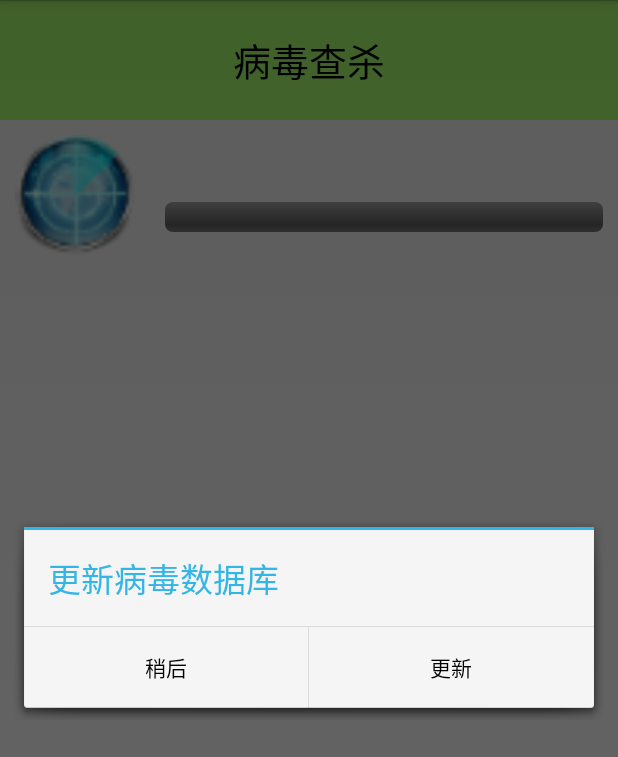
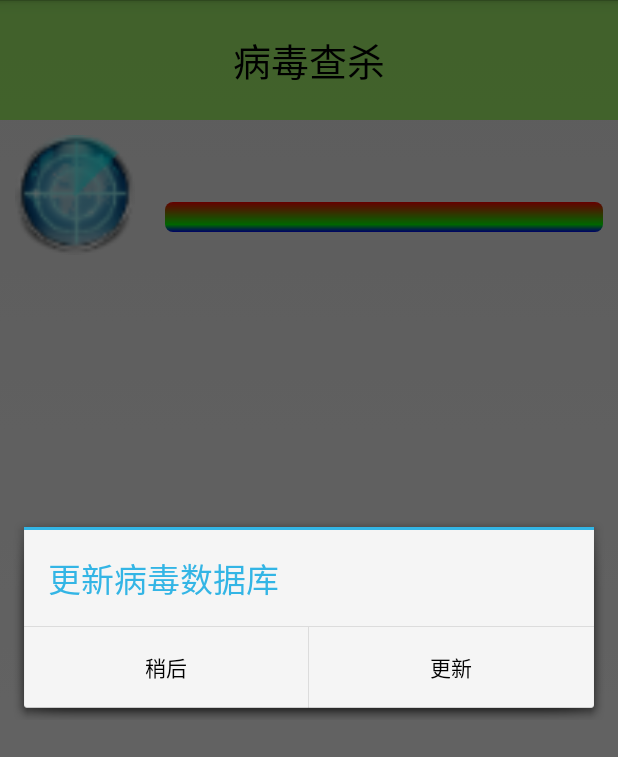
Before and after one commit to silionXi/MobileSafe, an Android app: the AntivirusActivity screen opened directly, with no data from a screen before it, on a phone screen of 412 x 824 dp. Shown: the top 757 px of the screen. Run offline under Robolectric (Android 15) with nearby library versions, the phone set to English and light mode, and no system bars.

Commit message:
Custom progress bar style

```diff
--- /dev/null
+++ b/app/src/main/res/drawable/progress_horizontal.xml
@@ -0,0 +1,51 @@
+<?xml version="1.0" encoding="utf-8"?>
+<!-- Copyright (C) 2008 The Android Open Source Project
+
+     Licensed under the Apache License, Version 2.0 (the "License");
+     you may not use this file except in compliance with the License.
+     You may obtain a copy of the License at
+
+          http://www.apache.org/licenses/LICENSE-2.0
+
+     Unless required by applicable law or agreed to in writing, software
+     distributed under the License is distributed on an "AS IS" BASIS,
+     WITHOUT WARRANTIES OR CONDITIONS OF ANY KIND, either express or implied.
+     See the License for the specific language governing permissions and
+     limitations under the License.
+-->
+
+<layer-list xmlns:android="http://schemas.android.com/apk/res/android">
+
+    <item android:id="@android:id/background">
+        <shape>
+            <corners android:radius="5dip"/>
+            <gradient
+                android:angle="270"
+                android:centerColor="#00ff00"
+                android:centerY="0.75"
+                android:endColor="#0000ff"
+                android:startColor="#ff0000"
+                />
+        </shape>
+    </item>
+
+    <item android:id="@android:id/secondaryProgress">
+        <clip>
+            <shape>
+                <corners android:radius="5dip"/>
+                <gradient
+                    android:angle="270"
+                    android:centerColor="#80ffb600"
+                    android:centerY="0.75"
+                    android:endColor="#a0ffcb00"
+                    android:startColor="#80ffd300"
+                    />
+            </shape>
+        </clip>
+    </item>
+
+    <item
+        android:id="@android:id/progress"
+        android:drawable="@drawable/appmanager_run_icon"/>
+
+</layer-list>
--- /dev/null
+++ b/app/src/main/res/drawable/progress_medium_white.xml
@@ -0,0 +1,23 @@
+<?xml version="1.0" encoding="utf-8"?>
+<!--
+/*
+**
+** Copyright 2009, The Android Open Source Project
+**
+** Licensed under the Apache License, Version 2.0 (the "License");
+** you may not use this file except in compliance with the License.
+** You may obtain a copy of the License at
+**
+**     http://www.apache.org/licenses/LICENSE-2.0
+**
+** Unless required by applicable law or agreed to in writing, software
+** distributed under the License is distributed on an "AS IS" BASIS,
+** WITHOUT WARRANTIES OR CONDITIONS OF ANY KIND, either express or implied.
+** See the License for the specific language governing permissions and
+** limitations under the License.
+*/
+-->
+<animated-rotate xmlns:android="http://schemas.android.com/apk/res/android"
+                 android:drawable="@drawable/launcher_ic"
+                 android:pivotX="50%"
+                 android:pivotY="50%"/>
--- a/app/src/main/res/layout/activity_antivirus.xml
+++ b/app/src/main/res/layout/activity_antivirus.xml
@@ -47,7 +47,7 @@
 
             <ProgressBar
                 android:id="@+id/pbScanning"
-                style="@android:style/Widget.ProgressBar.Horizontal"
+                style="@style/MyProgressBar.Horizontal"
                 android:layout_width="match_parent"
                 android:layout_height="wrap_content"
                 android:layout_marginTop="20dp"/>
--- a/app/src/main/res/layout/activity_launcher.xml
+++ b/app/src/main/res/layout/activity_launcher.xml
@@ -21,6 +21,7 @@
 
     <ProgressBar
         android:id="@+id/progressBar"
+        style="@style/MyProgressBar"
         android:layout_width="wrap_content"
         android:layout_height="wrap_content"
         android:layout_below="@id/versionTextView"
--- a/app/src/main/res/values-v11/styles.xml
+++ b/app/src/main/res/values-v11/styles.xml
@@ -6,4 +6,11 @@
         <item name="android:windowNoTitle">true</item>
     </style>
 
+    <style name="MyProgressBar" parent="android:Widget.ProgressBar">
+        <item name="android:indeterminateDrawable">@drawable/progress_medium_white</item>
+    </style>
+
+    <style name="MyProgressBar.Horizontal" parent="android:Widget.ProgressBar.Horizontal">
+        <item name="android:progressDrawable">@drawable/progress_horizontal</item>
+    </style>
 </resources>
```
